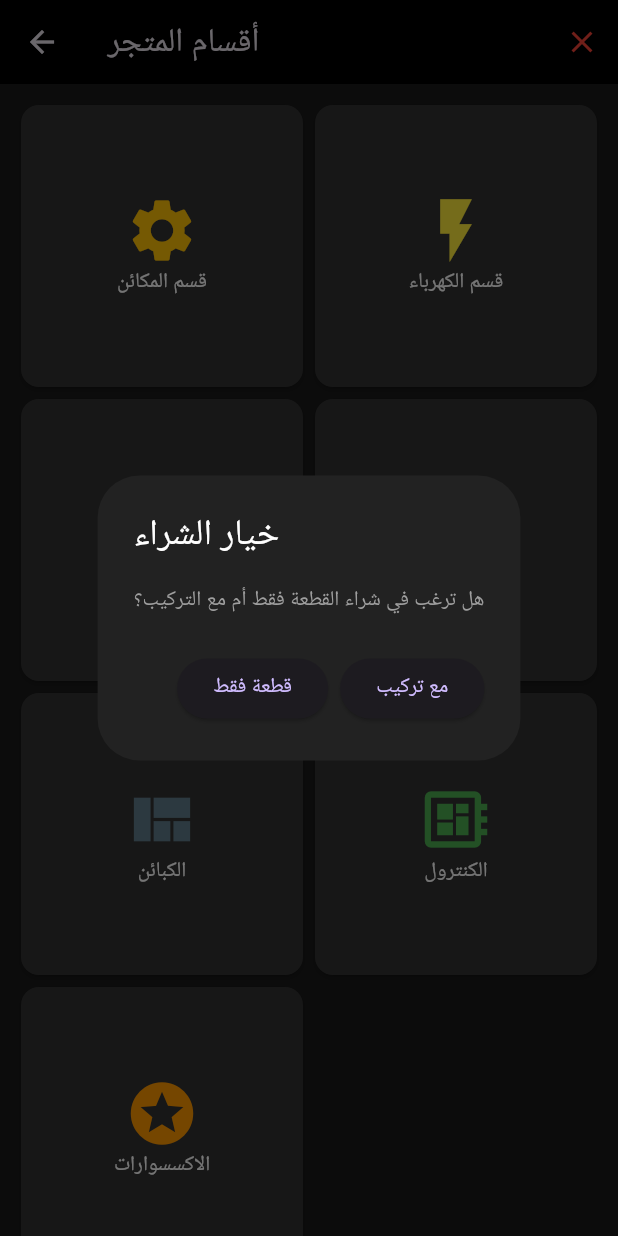
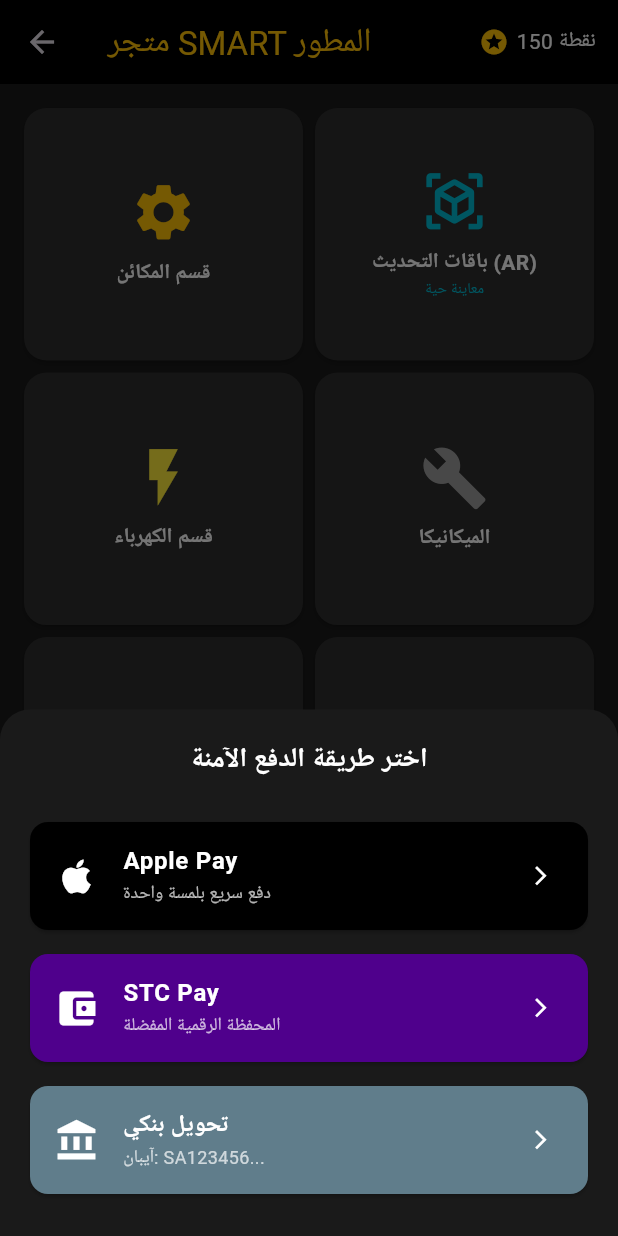
Before and after one commit to ahmedchiva-max/smart, a Flutter app: the ShopPage screen opened directly, after a tap on "قسم المكائن", on a phone screen of 412 x 824 dp. Run offline on Flutter 3.47's test engine with Material 3 defaults, Android fonts, the phone set to English and light mode, and no system bars.

Commit message:
إضافة الملف الرقمي والمحفظة والواقع المعزز ونقاط الولاء

```diff
--- a/lib/screens/shop_page.dart
+++ b/lib/screens/shop_page.dart
@@ -6,9 +6,10 @@
 }
 
 class _ShopPageState extends State<ShopPage> {
-  // الأقسام السبعة المطلوبة
+  // الأقسام السبعة + قسم باقات التحديث
   final List<Map<String, dynamic>> categories = [
     {'name': 'قسم المكائن', 'icon': Icons.settings, 'color': Colors.amber},
+    {'name': 'باقات التحديث (AR)', 'icon': Icons.view_in_ar, 'color': Colors.cyan}, // اقتراح 4
     {'name': 'قسم الكهرباء', 'icon': Icons.flash_on, 'color': Colors.yellow},
     {'name': 'الميكانيكا', 'icon': Icons.build, 'color': Colors.grey},
     {'name': 'الأبواب', 'icon': Icons.sensor_door, 'color': Colors.brown},
@@ -17,86 +18,54 @@
     {'name': 'الاكسسوارات', 'icon': Icons.stars, 'color': Colors.orange},
   ];
 
-  // دالة الشراء والتحقق
-  void _startOrder(String itemName) {
-    showDialog(
+  // دالة الدفع بأيقونات واقعية (اقتراح 3)
+  void _showRealisticPayment() {
+    showModalBottomSheet(
       context: context,
-      builder: (context) => AlertDialog(
-        backgroundColor: Color(0xFF222222),
-        title: Text("خيار الشراء", style: TextStyle(color: Colors.white)),
-        content: Text("هل ترغب في شراء القطعة فقط أم مع التركيب؟", style: TextStyle(color: Colors.grey)),
-        actions: [
-          ElevatedButton(onPressed: () => _askPhone(itemName, "قطعة فقط"), child: Text("قطعة فقط")),
-          ElevatedButton(onPressed: () => _askPhone(itemName, "شراء مع تركيب"), child: Text("مع تركيب")),
-        ],
+      backgroundColor: Color(0xFF1A1A1A),
+      shape: RoundedRectangleBorder(borderRadius: BorderRadius.vertical(top: Radius.circular(20))),
+      builder: (context) => Container(
+        padding: EdgeInsets.all(20),
+        child: Column(
+          mainAxisSize: MainAxisSize.min,
+          children: [
+            Text("اختر طريقة الدفع الآمنة", style: TextStyle(color: Colors.white, fontSize: 18, fontWeight: FontWeight.bold)),
+            SizedBox(height: 20),
+            // Apple Pay - تصميم واقعي
+            _paymentTile("Apple Pay", Colors.black, Icons.apple, "دفع سريع بلمسة واحدة"),
+            // STC Pay - تصميم واقعي
+            _paymentTile("STC Pay", Color(0xFF4F008C), Icons.account_balance_wallet, "المحفظة الرقمية المفضلة"),
+            // التحويل البنكي
+            _paymentTile("تحويل بنكي", Colors.blueGrey, Icons.account_balance, "آيبان: SA123456..."),
+          ],
+        ),
       ),
     );
   }
 
-  void _askPhone(String item, String type) {
-    Navigator.pop(context);
-    TextEditingController phoneCtrl = TextEditingController();
-    showDialog(
-      context: context,
-      builder: (context) => AlertDialog(
-        title: Text("رقم الجوال"),
-        content: TextField(
-          controller: phoneCtrl,
-          keyboardType: TextInputType.number,
-          decoration: InputDecoration(hintText: "05XXXXXXXX"),
-        ),
-        actions: [
-          TextButton(onPressed: () {
-            String p = phoneCtrl.text;
-            if (p.length == 10 && p.startsWith("05")) {
-              Navigator.pop(context);
-              _askLocation(item, type, p);
-            } else {
-              _showPopup("خطأ: يجب إدخال 10 أرقام تبدأ بـ 05");
-            }
-          }, child: Text("حسناً"))
-        ],
+  Widget _paymentTile(String title, Color color, IconData icon, String sub) {
+    return Card(
+      color: color,
+      margin: EdgeInsets.symmetric(vertical: 8),
+      child: ListTile(
+        leading: Icon(icon, color: Colors.white, size: 30),
+        title: Text(title, style: TextStyle(color: Colors.white, fontWeight: FontWeight.bold)),
+        subtitle: Text(sub, style: TextStyle(color: Colors.white70, fontSize: 12)),
+        trailing: Icon(Icons.arrow_forward_ios, color: Colors.white, size: 15),
+        onTap: () => _showSuccess(),
       ),
     );
   }
 
-  void _askLocation(String item, String type, String phone) {
-    showModalBottomSheet(
-      context: context,
-      backgroundColor: Color(0xFF1A1A1A),
-      builder: (context) => Column(
-        mainAxisSize: MainAxisSize.min,
-        children: [
-          ListTile(title: Text("تحديد الموقع", style: TextStyle(color: Colors.amber))),
-          ListTile(leading: Icon(Icons.my_location), title: Text("موقعي الحالي"), onTap: () => _showPayment()),
-          ListTile(leading: Icon(Icons.chat), title: Text("إرسال عبر الواتساب"), onTap: () => _showPayment()),
-          ListTile(leading: Icon(Icons.map), title: Text("لصق رابط جوجل ماب"), onTap: () => _showPayment()),
-        ],
-      ),
-    );
-  }
-
-  void _showPayment() {
+  void _showSuccess() {
     Navigator.pop(context);
     showDialog(
       context: context,
       builder: (context) => AlertDialog(
-        title: Text("طريقة الدفع"),
-        content: Column(
-          mainAxisSize: MainAxisSize.min,
-          children: [
-            ListTile(title: Text("Apple Pay"), leading: Icon(Icons.apple)),
-            ListTile(title: Text("STC Pay"), leading: Icon(Icons.payment)),
-            ListTile(title: Text("تحويل بنكي"), subtitle: Text("SA12345678901234567890"), leading: Icon(Icons.account_balance)),
-          ],
-        ),
-        actions: [ElevatedButton(onPressed: () => Navigator.pop(context), child: Text("رفع الإيصال وإتمام الطلب"))],
+        title: Icon(Icons.check_circle, color: Colors.green, size: 60),
+        content: Text("تمت العملية! تم تحديث ملف مصعدك الرقمي وإضافة نقاط الولاء لمحفظتك.", textAlign: TextAlign.center), // اقتراح 2 و 5
       ),
     );
-  }
-
-  void _showPopup(String msg) {
-    showDialog(context: context, builder: (context) => AlertDialog(content: Text(msg), actions: [TextButton(onPressed: () => Navigator.pop(context), child: Text("حسناً"))]));
   }
 
   @override
@@ -105,23 +74,38 @@
       backgroundColor: Color(0xFF1A1A1A),
       appBar: AppBar(
         backgroundColor: Colors.black,
-        leading: IconButton(icon: Icon(Icons.arrow_back), onPressed: () => Navigator.pop(context)),
-        title: Text("أقسام المتجر"),
-        actions: [IconButton(icon: Icon(Icons.close, color: Colors.red), onPressed: () => Navigator.pop(context))],
+        title: Text("متجر SMART المطور", style: TextStyle(color: Colors.amber)),
+        actions: [
+          // أيقونة المحفظة ونقاط الولاء (اقتراح 5)
+          Padding(
+            padding: EdgeInsets.only(right: 15),
+            child: Row(
+              children: [
+                Icon(Icons.stars, color: Colors.amber, size: 20),
+                SizedBox(width: 5),
+                Text("150 نقطة", style: TextStyle(color: Colors.white)),
+              ],
+            ),
+          )
+        ],
       ),
       body: GridView.builder(
-        padding: EdgeInsets.all(10),
-        gridDelegate: SliverGridDelegateWithFixedCrossAxisCount(crossAxisCount: 2),
+        padding: EdgeInsets.all(12),
+        gridDelegate: SliverGridDelegateWithFixedCrossAxisCount(crossAxisCount: 2, childAspectRatio: 1.1),
         itemCount: categories.length,
         itemBuilder: (context, index) => Card(
-          color: Color(0xFF333333),
+          color: Color(0xFF2D2D2D),
+          shape: RoundedRectangleBorder(borderRadius: BorderRadius.circular(15)),
           child: InkWell(
-            onTap: () => _startOrder(categories[index]['name']),
+            onTap: () => _showRealisticPayment(),
             child: Column(
               mainAxisAlignment: MainAxisAlignment.center,
               children: [
-                Icon(categories[index]['icon'], size: 50, color: categories[index]['color']),
-                Text(categories[index]['name'], style: TextStyle(color: Colors.white)),
+                Icon(categories[index]['icon'], size: 45, color: categories[index]['color']),
+                SizedBox(height: 8),
+                Text(categories[index]['name'], style: TextStyle(color: Colors.white, fontWeight: FontWeight.bold)),
+                if(categories[index]['name'].contains("AR"))
+                  Text("معاينة حية", style: TextStyle(color: Colors.cyan, fontSize: 10)), // اقتراح 4
               ],
             ),
           ),
```
Also changed, not shown: lib/screens/reports_page.dart (+14 -14 lines).
